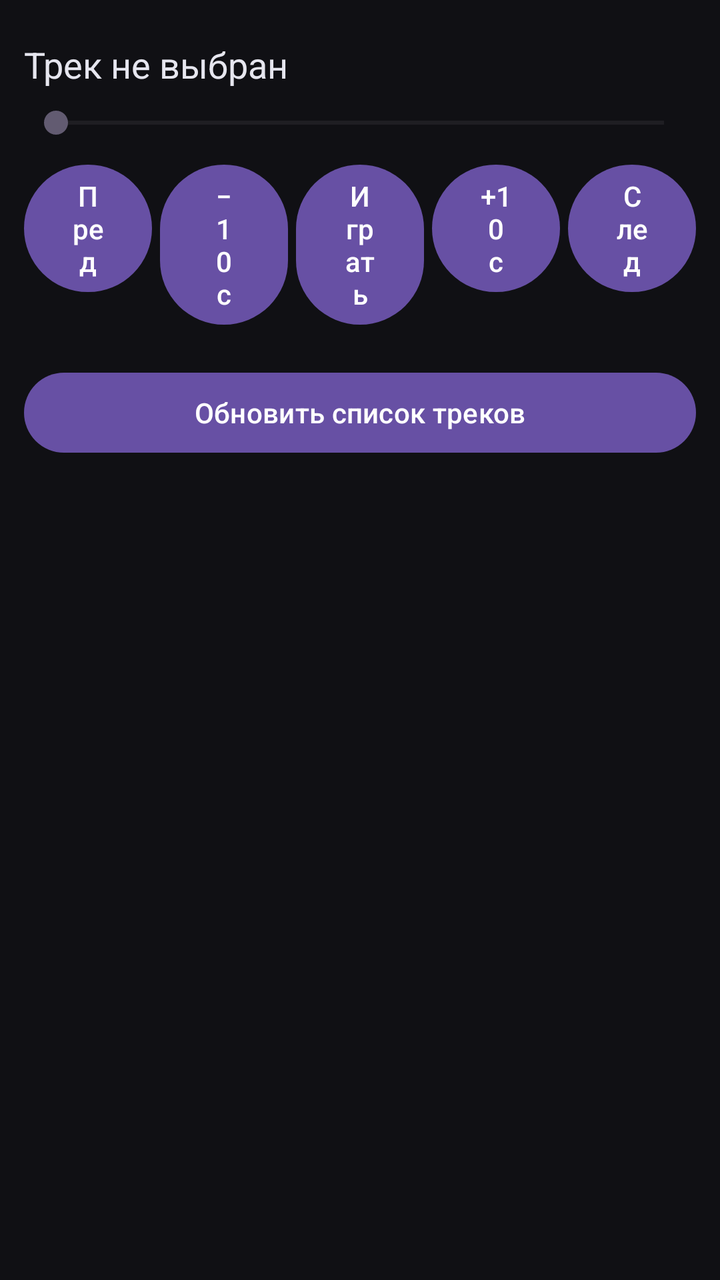
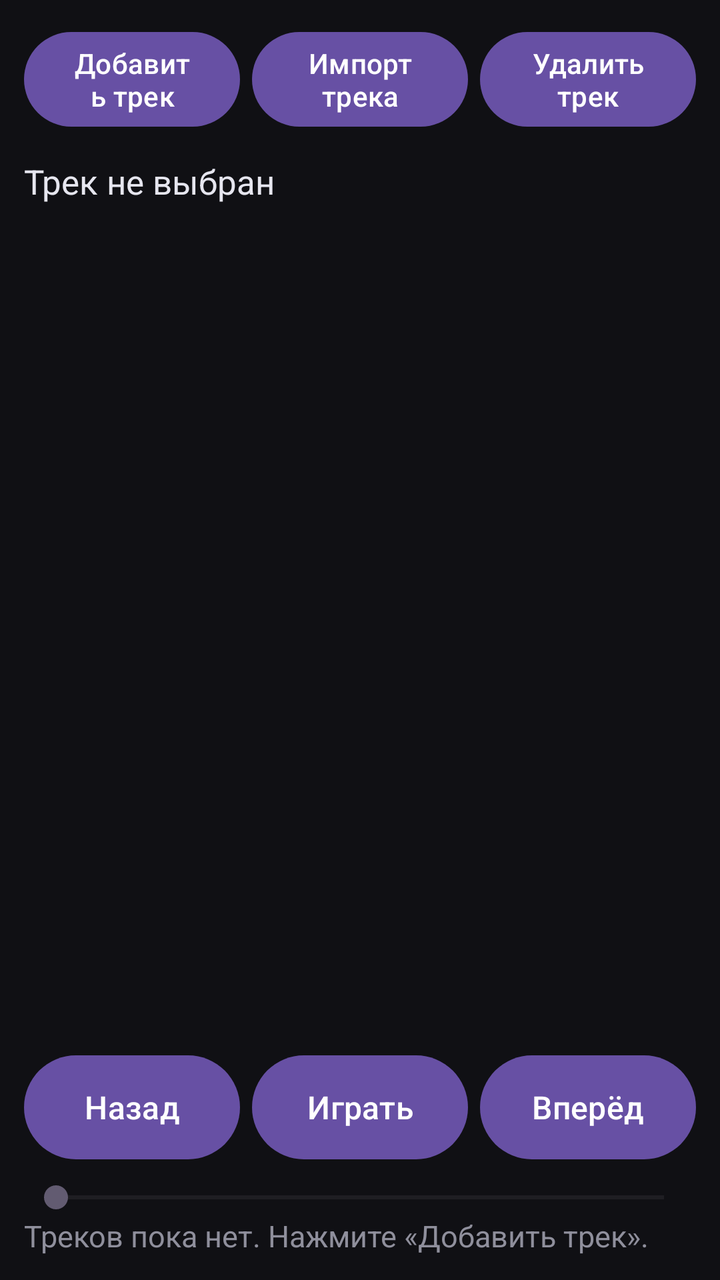

The first picture is an Android layout as it rendered before a commit; the second is the same layout after the commit. The layout source and the unified diff follow.
<!-- AndroidManifest.xml: application theme Theme.MajorLad -->
<!-- res/layout/view_player.xml -->
<?xml version="1.0" encoding="utf-8"?>
<LinearLayout xmlns:android="http://schemas.android.com/apk/res/android"
    android:layout_width="match_parent"
    android:layout_height="match_parent"
    android:orientation="vertical"
    android:padding="12dp">

    <TextView
        android:id="@+id/trackName"
        android:layout_width="match_parent"
        android:layout_height="wrap_content"
        android:layout_marginTop="8dp"
        android:text="Трек не выбран"
        android:textColor="#e6e6ef"
        android:textSize="18sp" />

    <SeekBar
        android:id="@+id/seekTrack"
        android:layout_width="match_parent"
        android:layout_height="wrap_content"
        android:layout_marginTop="8dp"
        android:max="1000" />

    <LinearLayout
        android:layout_width="match_parent"
        android:layout_height="wrap_content"
        android:layout_marginTop="8dp"
        android:orientation="horizontal">

        <Button
            android:id="@+id/btnPrev"
            android:layout_width="0dp"
            android:layout_height="wrap_content"
            android:layout_marginEnd="4dp"
            android:layout_weight="1"
            android:text="Пред" />

        <Button
            android:id="@+id/btnBack"
            android:layout_width="0dp"
            android:layout_height="wrap_content"
            android:layout_marginEnd="4dp"
            android:layout_weight="1"
            android:text="−10 с" />

        <Button
            android:id="@+id/btnPlay"
            android:layout_width="0dp"
            android:layout_height="wrap_content"
            android:layout_marginEnd="4dp"
            android:layout_weight="1"
            android:text="Играть" />

        <Button
            android:id="@+id/btnForward"
            android:layout_width="0dp"
            android:layout_height="wrap_content"
            android:layout_marginEnd="4dp"
            android:layout_weight="1"
            android:text="+10 с" />

        <Button
            android:id="@+id/btnNext"
            android:layout_width="0dp"
            android:layout_height="wrap_content"
            android:layout_weight="1"
            android:text="След" />
    </LinearLayout>

    <Button
        android:id="@+id/btnRescan"
        android:layout_width="match_parent"
        android:layout_height="wrap_content"
        android:layout_marginTop="16dp"
        android:text="Обновить список треков" />

    <TextView
        android:id="@+id/trackStatus"
        android:layout_width="match_parent"
        android:layout_height="wrap_content"
        android:layout_marginTop="12dp"
        android:text=""
        android:textColor="#8f8f9c" />

</LinearLayout>
<!-- resources referenced by this layout -->
<resources>
  <style name="Theme.MajorLad" parent="Theme.Material3.DayNight.NoActionBar">
          <item name="android:statusBarColor">#101014</item>
          <item name="android:navigationBarColor">#101014</item>
          <item name="android:windowBackground">#101014</item>
      </style>
</resources>

<!-- the commit's change to res/layout/view_player.xml (unified diff, before → after) -->
@@ -5,81 +5,107 @@
     android:orientation="vertical"
     android:padding="12dp">
 
+    <LinearLayout
+        android:layout_width="match_parent"
+        android:layout_height="wrap_content"
+        android:orientation="horizontal">
+
+        <Button
+            android:id="@+id/btnAdd"
+            android:layout_width="0dp"
+            android:layout_height="wrap_content"
+            android:layout_marginEnd="6dp"
+            android:layout_weight="1"
+            android:text="Добавить трек" />
+
+        <Button
+            android:id="@+id/btnImport"
+            android:layout_width="0dp"
+            android:layout_height="wrap_content"
+            android:layout_marginEnd="6dp"
+            android:layout_weight="1"
+            android:text="Импорт трека" />
+
+        <Button
+            android:id="@+id/btnDelete"
+            android:layout_width="0dp"
+            android:layout_height="wrap_content"
+            android:layout_weight="1"
+            android:text="Удалить трек" />
+    </LinearLayout>
+
     <TextView
         android:id="@+id/trackName"
         android:layout_width="match_parent"
         android:layout_height="wrap_content"
-        android:layout_marginTop="8dp"
+        android:layout_marginTop="12dp"
+        android:ellipsize="middle"
+        android:singleLine="true"
         android:text="Трек не выбран"
         android:textColor="#e6e6ef"
-        android:textSize="18sp" />
+        android:textSize="17sp" />
+
+    <ListView
+        android:id="@+id/trackList"
+        android:layout_width="match_parent"
+        android:layout_height="0dp"
+        android:layout_marginTop="8dp"
+        android:layout_weight="1"
+        android:divider="#1e1e26"
+        android:dividerHeight="1dp" />
+
+    <LinearLayout
+        android:layout_width="match_parent"
+        android:layout_height="wrap_content"
+        android:layout_marginTop="8dp"
+        android:gravity="center_vertical"
+        android:orientation="horizontal">
+
+        <Button
+            android:id="@+id/btnBack"
+            android:layout_width="0dp"
+            android:layout_height="60dp"
+            android:layout_weight="1"
+            android:contentDescription="Перемотка назад"
+            android:text="Назад"
+            android:textSize="16sp" />
+
+        <Button
+            android:id="@+id/btnPlay"
+            android:layout_width="0dp"
+            android:layout_height="60dp"
+            android:layout_marginStart="6dp"
+            android:layout_marginEnd="6dp"
+            android:layout_weight="1"
+            android:contentDescription="Играть или остановить"
+            android:text="Играть"
+            android:textSize="16sp" />
+
+        <Button
+            android:id="@+id/btnForward"
+            android:layout_width="0dp"
+            android:layout_height="60dp"
+            android:layout_weight="1"
+            android:contentDescription="Перемотка вперёд"
+            android:text="Вперёд"
+            android:textSize="16sp" />
+    </LinearLayout>
 
     <SeekBar
         android:id="@+id/seekTrack"
         android:layout_width="match_parent"
         android:layout_height="wrap_content"
-        android:layout_marginTop="8dp"
-        android:max="1000" />
-
-    <LinearLayout
-        android:layout_width="match_parent"
-        android:layout_height="wrap_content"
-        android:layout_marginTop="8dp"
-        android:orientation="horizontal">
-
-        <Button
-            android:id="@+id/btnPrev"
-            android:layout_width="0dp"
-            android:layout_height="wrap_content"
-            android:layout_marginEnd="4dp"
-            android:layout_weight="1"
-            android:text="Пред" />
-
-        <Button
-            android:id="@+id/btnBack"
-            android:layout_width="0dp"
-            android:layout_height="wrap_content"
-            android:layout_marginEnd="4dp"
-            android:layout_weight="1"
-            android:text="−10 с" />
-
-        <Button
-            android:id="@+id/btnPlay"
-            android:layout_width="0dp"
-            android:layout_height="wrap_content"
-            android:layout_marginEnd="4dp"
-            android:layout_weight="1"
-            android:text="Играть" />
-
-        <Button
-            android:id="@+id/btnForward"
-            android:layout_width="0dp"
-            android:layout_height="wrap_content"
-            android:layout_marginEnd="4dp"
-            android:layout_weight="1"
-            android:text="+10 с" />
-
-        <Button
-            android:id="@+id/btnNext"
-            android:layout_width="0dp"
-            android:layout_height="wrap_content"
-            android:layout_weight="1"
-            android:text="След" />
-    </LinearLayout>
-
-    <Button
-        android:id="@+id/btnRescan"
-        android:layout_width="match_parent"
-        android:layout_height="wrap_content"
-        android:layout_marginTop="16dp"
-        android:text="Обновить список треков" />
+        android:layout_marginTop="6dp"
+        android:contentDescription="Позиция трека"
+        android:max="1000"
+        android:progress="0" />
 
     <TextView
         android:id="@+id/trackStatus"
         android:layout_width="match_parent"
         android:layout_height="wrap_content"
-        android:layout_marginTop="12dp"
-        android:text=""
-        android:textColor="#8f8f9c" />
+        android:text="Треков пока нет. Нажмите «Добавить трек»."
+        android:textColor="#8f8f9c"
+        android:textSize="15sp" />
 
 </LinearLayout>
